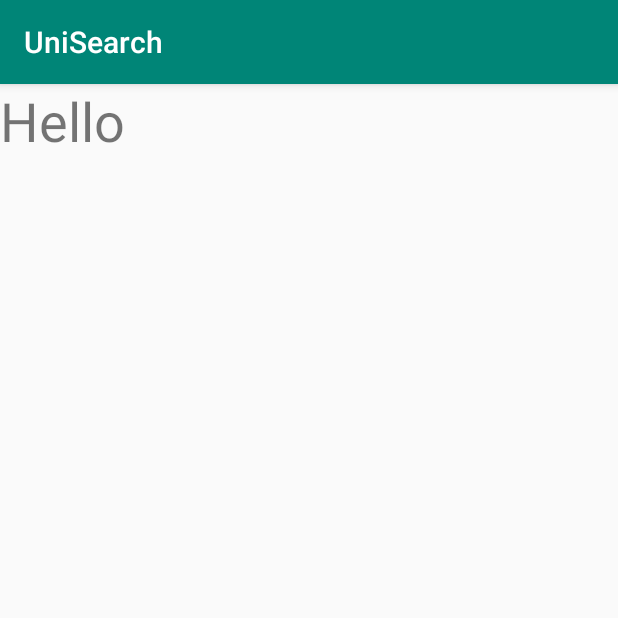
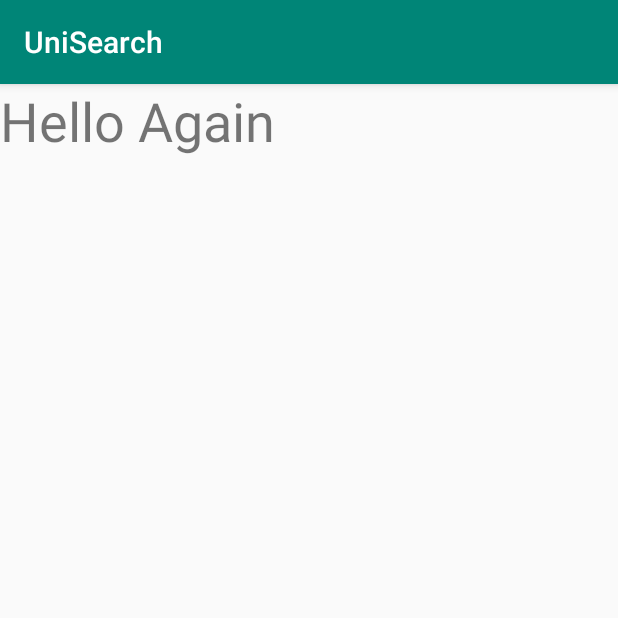
Before and after one commit to ghaniasim/UniSearch, an Android app: the SelectionActivity screen opened directly, with no data from a screen before it, on a phone screen of 412 x 824 dp, the top half of it. Run offline under Robolectric (Android 15) with nearby library versions, the phone set to English and light mode, and no system bars.

Commit message:
testing 1

```diff
--- a/app/src/main/res/layout/activity_selection.xml
+++ b/app/src/main/res/layout/activity_selection.xml
@@ -10,7 +10,7 @@
         android:id="@+id/textView2"
         android:layout_width="wrap_content"
         android:layout_height="wrap_content"
-        android:text="Hello"
+        android:text="Hello Again"
         android:textSize="36sp"
         tools:layout_editor_absoluteX="200dp"
         tools:layout_editor_absoluteY="162dp" />
```
